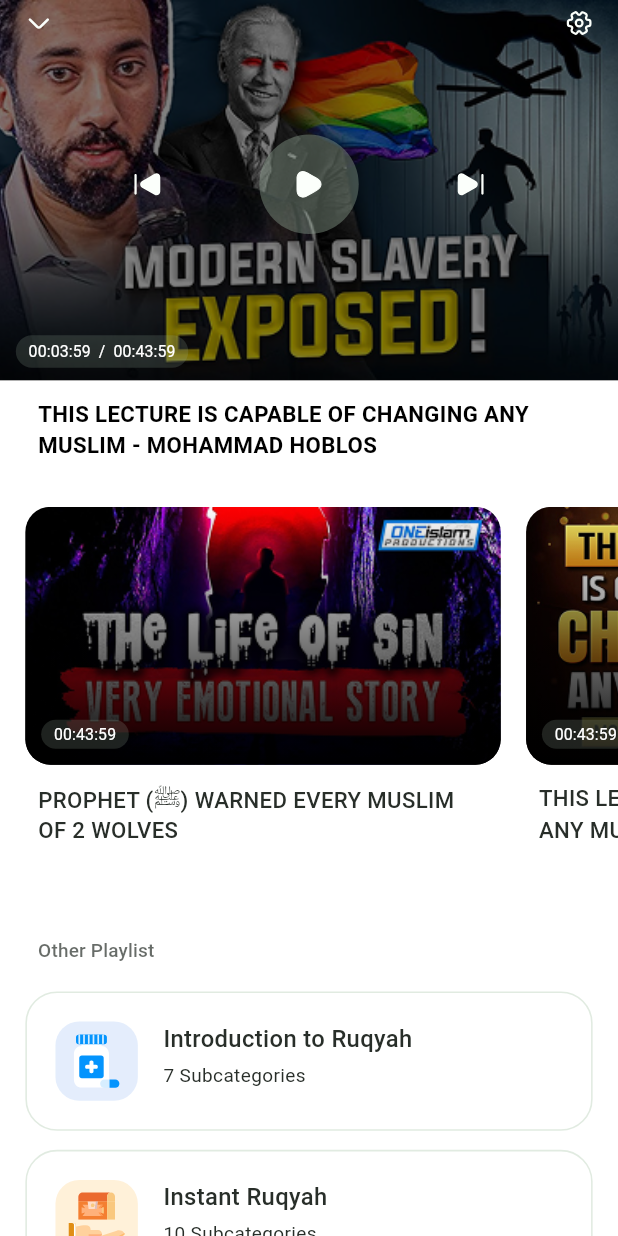
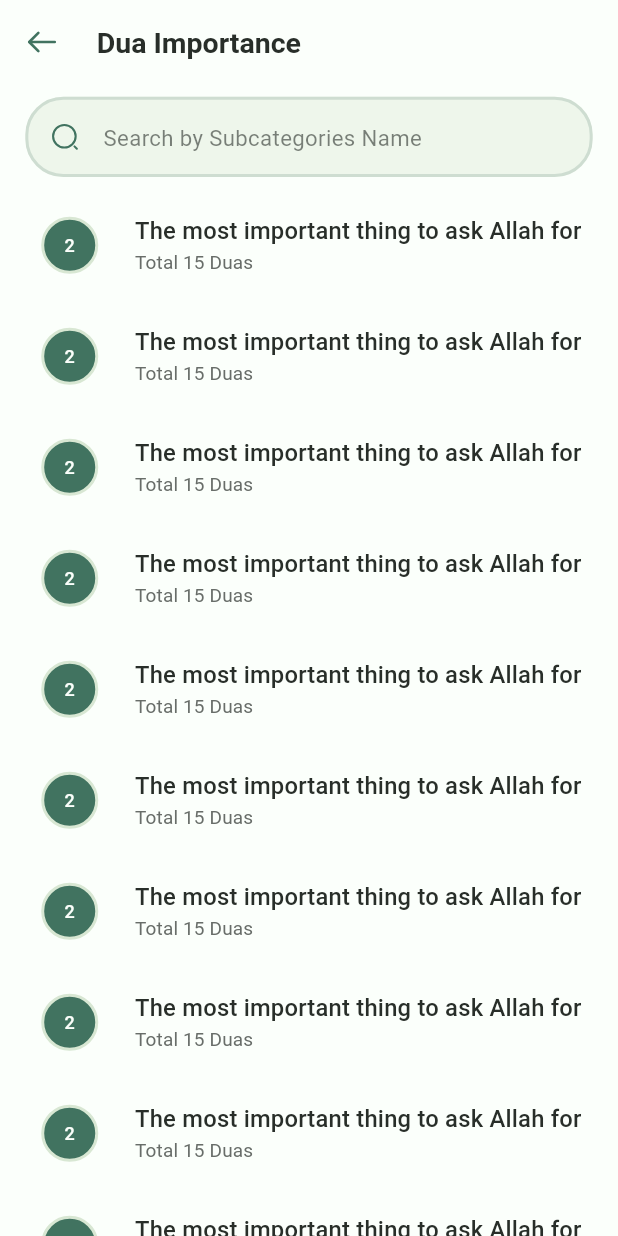
Before and after one commit to ird-mehdi/dua_app, a Flutter app: the screen it shows after launch, on a phone screen of 412 x 824 dp. Run offline on Flutter 3.47's test engine with Material 3 defaults, Android fonts, the phone set to English and light mode, and no system bars; our stand-ins replace equatable, flutter_svg, fpdart, get, get_it, responsive_sizer and 1 more; missing offline and left inert: talker_logger; Roboto replaces fonts that are missing (Kalpurush).

Commit message:
Update project structure and navigation with SubCategory page
- Replace VideoPlayListPage with SubCategory as the home screen
- Add new SVG icon for main component in SvgPath
- Modify DuaScreen to include thirtySixPx dimension
- Update UI constants to use thirtySixPx for gapH35
- Temporarily comment out ListView in AllDuaPage
- Remove unused imports and commented code

```diff
--- a/lib/core/config/dua_color.dart
+++ b/lib/core/config/dua_color.dart
@@ -39,6 +39,7 @@ class DuaColor {
   static const Color secondaryColorLight10 = Color(0xFFB5DDA8);
   static const Color titleHeadingColorLight = Color(0xFF2D2D2D);
 
+
   static const Color quickAccessColorLight1 = Color(0x264989E9);
   static const Color quickAccessColorLight2 = Color(0x26FF9F00);
   static const Color quickAccessColorLight3 = Color(0x262C9E4B);
--- a/lib/core/config/dua_screen.dart
+++ b/lib/core/config/dua_screen.dart
@@ -598,6 +598,14 @@ double get thirtyFivePx {
   return _thirtyFivePx!;
 }
 
+double? _thirtySixPx;
+
+double get thirtySixPx {
+  _thirtySixPx ??= 36.px;
+  return _thirtySixPx!;
+}
+
+
 double? _thirtySevenPx;
 
 double get thirtySevenPx {
--- a/lib/core/static/svg_path.dart
+++ b/lib/core/static/svg_path.dart
@@ -24,4 +24,6 @@ class SvgPath {
   static const String volumeSlash = "assets/images/svg/volume-slash.svg";
   static const String icArrowBack = "assets/images/svg/ic_arrow_back.svg";
   static const String icSort = "assets/images/svg/ic_sort.svg";
+
+  static const String icMainComponent = "assets/images/svg/ic_main_component.svg";
 }
--- a/lib/core/static/ui_const.dart
+++ b/lib/core/static/ui_const.dart
@@ -19,7 +19,7 @@ SizedBox gapH22 = SizedBox(height: twentyTwoPx);
 SizedBox gapH25 = SizedBox(height: twentyFivePx);
 SizedBox gapH30 = SizedBox(height: thirtyPx);
 SizedBox gapH32 = SizedBox(height: thirtyTwoPx);
-SizedBox gapH35 = SizedBox(height: thirtyFivePx);
+SizedBox gapH35 = SizedBox(height: thirtySixPx);
 SizedBox gapH40 = SizedBox(height: fortyPx);
 SizedBox gapH45 = SizedBox(height: fortyFivePx);
 SizedBox gapH50 = SizedBox(height: fiftyPx);
--- a/lib/presentation/all_dua/widgets/custom_search_bar.dart
+++ b/lib/presentation/all_dua/widgets/custom_search_bar.dart
@@ -18,7 +18,7 @@ class CustomSearchBar extends StatelessWidget {
         horizontal: eightPx,
       ),
       child: TextField(
-        controller: controller ?? null,
+        // controller: controller ?? null,
         decoration: InputDecoration(
           hintText: hintText,
           hintStyle: theme.textTheme.bodyMedium?.copyWith(
--- a/lib/presentation/dua_app.dart
+++ b/lib/presentation/dua_app.dart
@@ -1,7 +1,7 @@
 import 'package:dua/core/config/dua_screen.dart';
 import 'package:dua/core/config/themes.dart';
 import 'package:dua/core/static/font_family.dart';
-import 'package:dua/presentation/ruqyah_video/ui/video_play_list_page.dart';
+import 'package:dua/presentation/subcategory/ui/subcategory.dart';
 import 'package:flutter/material.dart';
 import 'package:get/get.dart';
 import 'package:responsive_sizer/responsive_sizer.dart';
@@ -27,9 +27,12 @@ class DuaApp extends StatelessWidget {
 
         theme: DuaTheme.getTheme('Light', FontFamily.kalpurush, 16),
         themeMode: ThemeMode.light,
-        home: VideoPlayListPage(),
+        // home: VideoPlayListPage(),
+        // home: AllDuaPage(),
+        home: SubCategory(),
         //home: NavBarPage(),
         //home: PrayerTimePage(),
+
       );
     });
   }
--- /dev/null
+++ b/lib/presentation/subcategory/ui/subcategory.dart
@@ -0,0 +1,45 @@
+import 'package:dua/core/config/dua_screen.dart';
+import 'package:dua/presentation/all_dua/widgets/custom_search_bar.dart';
+import 'package:dua/presentation/common/widgets/custom_app_bar.dart';
+import 'package:dua/presentation/subcategory/widget/dua_list_tile.dart';
+import 'package:flutter/material.dart';
+
+class SubCategory extends StatelessWidget {
+  const SubCategory({super.key});
+
+  @override
+  Widget build(BuildContext context) {
+    // final ThemeData theme = Theme.of(context);
+    return Scaffold(
+      appBar: CustomAppBar(
+        title: 'Dua Importance',
+        titleSpacing: eightPx,
+        titleFontSize: eighteenPx,
+      ),
+      body: SingleChildScrollView(
+        child: Padding(
+          padding: EdgeInsets.all(eightPx),
+          child: Column(
+            children: [
+              CustomSearchBar(
+                hintText: 'Search by Subcategories Name',
+              ),
+              // gapH10,
+              Padding(
+                padding: EdgeInsets.only(top: eightPx, left: tenPx),
+                child: ListView.builder(
+                  shrinkWrap: true,
+                  physics: NeverScrollableScrollPhysics(),
+                  itemCount: 10,
+                  itemBuilder: (context, index) {
+                    return DuaListTile();
+                  },
+                ),
+              ),
+            ],
+          ),
+        ),
+      ),
+    );
+  }
+}
--- /dev/null
+++ b/lib/presentation/subcategory/widget/dua_list_tile.dart
@@ -0,0 +1,161 @@
+import 'package:dua/core/config/dua_screen.dart';
+import 'package:dua/core/static/svg_path.dart';
+import 'package:dua/core/static/ui_const.dart';
+import 'package:dua/core/utility/utility.dart';
+import 'package:dua/presentation/common/widgets/svg_image.dart';
+import 'package:flutter/material.dart';
+
+class DuaListTile extends StatelessWidget {
+  const DuaListTile({super.key});
+
+  @override
+  Widget build(BuildContext context) {
+    final ThemeData theme = Theme.of(context);
+    return ExpansionTile(
+      tilePadding: EdgeInsets.zero,
+      childrenPadding: EdgeInsets.zero,
+      backgroundColor: context.color.shadeColor,
+      shape: RoundedRectangleBorder(
+        borderRadius: BorderRadius.circular(thirtyPx),
+        side: BorderSide.none,
+      ),
+      leading: Padding(
+        padding: EdgeInsets.all(eightPx),
+        child: Container(
+          width: thirtySixPx,
+          height: thirtySixPx,
+          decoration: BoxDecoration(
+            color: context.color.primaryColor100,
+            shape: BoxShape.circle,
+            border: Border.all(color: context.color.iconShadeColor, width: 2),
+          ),
+          child: Center(
+            child: Text(
+              '2',
+              style: TextStyle(color: context.color.btnTextColor),
+            ),
+          ),
+        ),
+      ),
+      showTrailingIcon: false,
+      title: Text(
+        'The most important thing to ask Allah for',
+        style: theme.textTheme.titleMedium?.copyWith(
+          fontSize: fifteenPx,
+          color: context.color.titleColor,
+          fontWeight: FontWeight.w500,
+        ),
+      ),
+      subtitle: Text(
+        'Total 15 Duas',
+        style: theme.textTheme.titleSmall?.copyWith(
+          fontSize: twelvePx,
+          color: context.color.subtitleColor,
+          fontWeight: FontWeight.w400,
+        ),
+      ),
+      children: [
+        Container(
+          padding: EdgeInsets.all(sixteenPx),
+          child: Column(
+            crossAxisAlignment: CrossAxisAlignment.start,
+            children: [
+              Divider(
+                height: onePx,
+                color: context.color.iconShadeColor,
+              ),
+
+              Padding(
+                padding: EdgeInsets.only(top: twelvePx, left: tenPx),
+                child: Row(
+                  children: [
+                    SvgImage(
+                      assetName: SvgPath.icMainComponent,
+                      width: twentyFourPx,
+                      height: twentyFourPx,
+                    ),
+                    gapW20,
+                    Text(
+                      'Sincerity',
+                      style: theme.textTheme.titleMedium?.copyWith(
+                        fontWeight: FontWeight.w400,
+                        fontSize: fourteenPx,
+                        color: context.color.titleColor,
+                      ),
+                    ),
+                  ],
+                ),
+              ),
+              gapH10,
+              Padding(
+                padding: EdgeInsets.only(top: twelvePx, left: tenPx),
+                child: Row(
+                  children: [
+                    SvgImage(
+                      assetName: SvgPath.icMainComponent,
+                      width: twentyFourPx,
+                      height: twentyFourPx,
+                    ),
+                    gapW20,
+                    Text(
+                      'Eating Lawful Food',
+                      style: theme.textTheme.titleMedium?.copyWith(
+                        fontWeight: FontWeight.w400,
+                        fontSize: fourteenPx,
+                        color: context.color.titleColor,
+                      ),
+                    ),
+                  ],
+                ),
+              ),
+              gapH10,
+              Padding(
+                padding: EdgeInsets.only(top: twelvePx, left: tenPx),
+                child: Row(
+                  children: [
+                    SvgImage(
+                      assetName: SvgPath.icMainComponent,
+                      width: twentyFourPx,
+                      height: twentyFourPx,
+                    ),
+                    gapW20,
+                    Text(
+                      "The Consciousness of One's Heart",
+                      style: theme.textTheme.titleMedium?.copyWith(
+                        fontWeight: FontWeight.w400,
+                        fontSize: fourteenPx,
+                        color: context.color.titleColor,
+                      ),
+                    ),
+                  ],
+                ),
+              ),
+              gapH10,
+              Padding(
+                padding: EdgeInsets.only(top: twelvePx, left: tenPx),
+                child: Row(
+                  children: [
+                    SvgImage(
+                      assetName: SvgPath.icMainComponent,
+                      width: twentyFourPx,
+                      height: twentyFourPx,
+                    ),
+                    gapW20,
+                    Text(
+                      'Supplicate for Good Only',
+                      style: theme.textTheme.titleMedium?.copyWith(
+                        fontWeight: FontWeight.w400,
+                        fontSize: fourteenPx,
+                        color: context.color.titleColor,
+                      ),
+                    ),
+                  ],
+                ),
+              )
+            ],
+          ),
+        )
+      ],
+    );
+  }
+}
```
Also changed, not shown: lib/presentation/all_dua/ui/all_dua.dart (+15 -108 lines), assets/images/svg/ic_main_component.svg (added).
